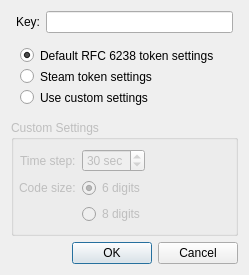
keepassxreboot/keepassxc, file src/gui/TotpSetupDialog.ui: the form before one commit.
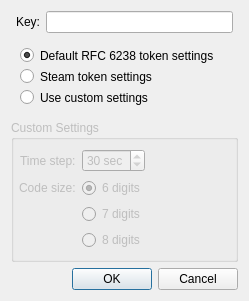
The form after the commit.

Diff of the .ui file:
```diff
--- a/src/gui/TotpSetupDialog.ui
+++ b/src/gui/TotpSetupDialog.ui
@@ -153,6 +153,13 @@
        </widget>
       </item>
       <item row="3" column="1">
+       <widget class="QRadioButton" name="radio7Digits">
+        <property name="text">
+         <string>7 digits</string>
+        </property>
+       </widget>
+      </item>
+      <item row="4" column="1">
        <widget class="QRadioButton" name="radio8Digits">
         <property name="text">
          <string>8 digits</string>
```
